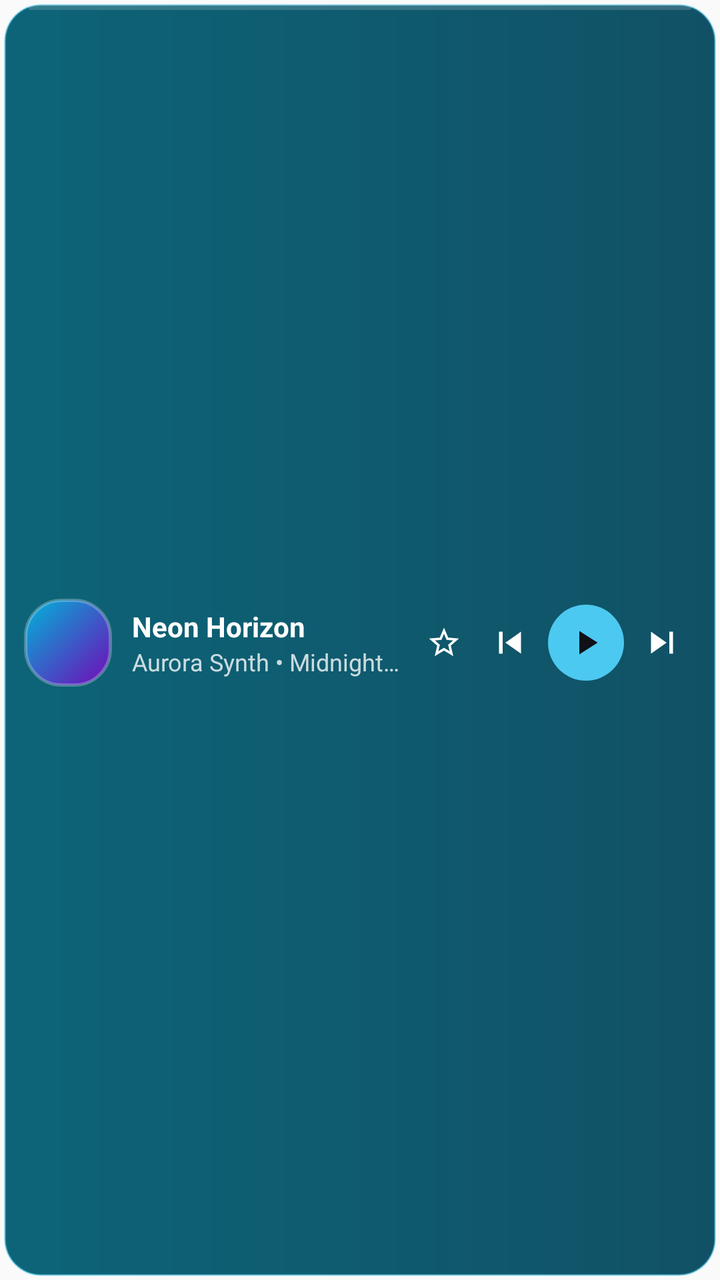
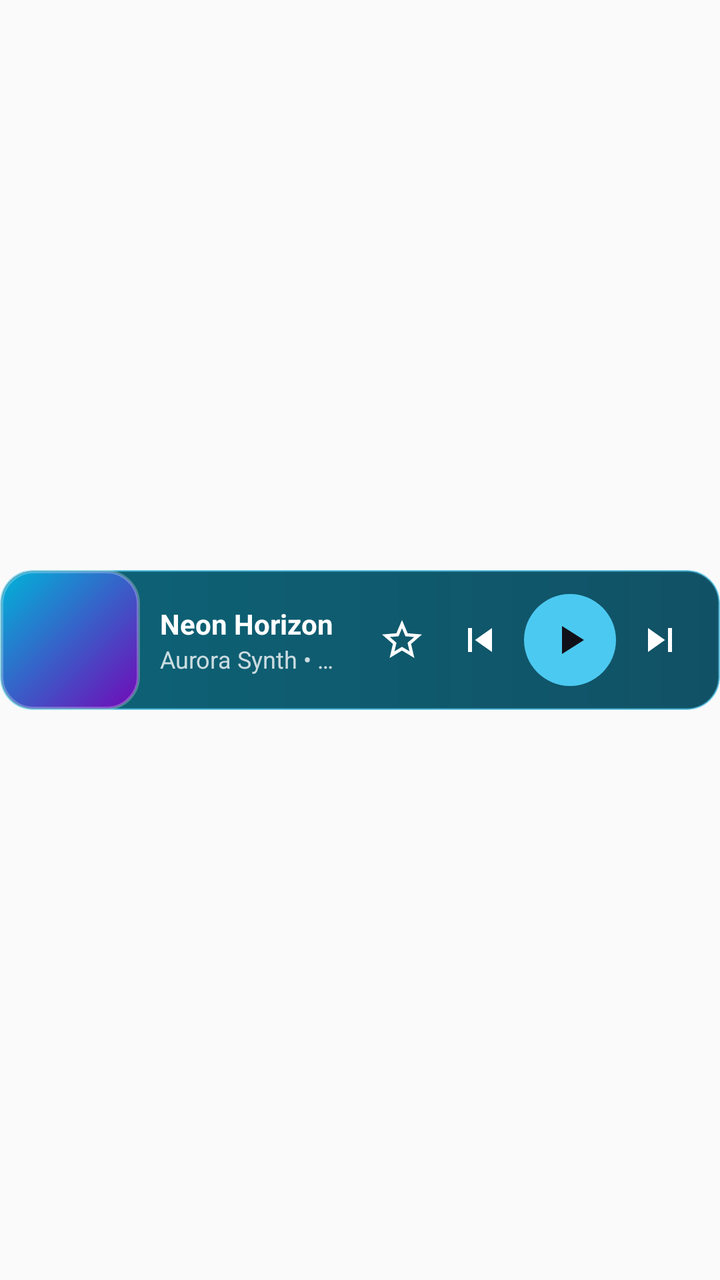

Screens rendered from an Android XML layout before and after an edit, with the pre-edit source and the edit as a unified diff.
<!-- AndroidManifest.xml: application theme Theme.Toolbox -->
<!-- res/layout/widget_music_mini_bar.xml -->
<?xml version="1.0" encoding="utf-8"?>
<FrameLayout xmlns:android="http://schemas.android.com/apk/res/android"
    android:id="@+id/widget_mini_root"
    android:layout_width="match_parent"
    android:layout_height="match_parent"
    android:padding="2dp">

    <ImageView
        android:id="@+id/widget_mini_background"
        android:layout_width="match_parent"
        android:layout_height="match_parent"
        android:contentDescription="@null"
        android:scaleType="fitXY"
        android:src="@drawable/bg_music_widget_mini_bar" />

    <LinearLayout
        android:id="@+id/widget_mini_content"
        android:layout_width="match_parent"
        android:layout_height="match_parent"
        android:orientation="vertical">

        <ProgressBar
            android:id="@+id/widget_mini_progress_bar"
            style="?android:attr/progressBarStyleHorizontal"
            android:layout_width="match_parent"
            android:layout_height="3dp"
            android:layout_marginStart="12dp"
            android:layout_marginEnd="12dp"
            android:max="1000"
            android:progress="0"
            android:progressDrawable="@drawable/bg_music_widget_progress" />

        <LinearLayout
            android:id="@+id/widget_mini_row"
            android:layout_width="match_parent"
            android:layout_height="0dp"
            android:layout_weight="1"
            android:gravity="center_vertical"
            android:orientation="horizontal"
            android:paddingStart="10dp"
            android:paddingTop="6dp"
            android:paddingEnd="10dp"
            android:paddingBottom="6dp">

            <ImageView
                android:id="@+id/widget_mini_album_art"
                android:layout_width="44dp"
                android:layout_height="44dp"
                android:contentDescription="Album Art"
                android:scaleType="fitXY"
                android:src="@drawable/bg_music_widget_artwork_placeholder" />

            <LinearLayout
                android:id="@+id/widget_mini_text_container"
                android:layout_width="0dp"
                android:layout_height="wrap_content"
                android:layout_marginStart="10dp"
                android:layout_marginEnd="6dp"
                android:layout_weight="1"
                android:orientation="vertical">

                <TextView
                    android:id="@+id/widget_mini_title"
                    android:layout_width="match_parent"
                    android:layout_height="wrap_content"
                    android:ellipsize="end"
                    android:maxLines="1"
                    android:text="Neon Horizon"
                    android:textColor="#FFFFFFFF"
                    android:textSize="14sp"
                    android:textStyle="bold" />

                <TextView
                    android:id="@+id/widget_mini_subtitle"
                    android:layout_width="match_parent"
                    android:layout_height="wrap_content"
                    android:ellipsize="end"
                    android:maxLines="1"
                    android:text="Aurora Synth • Midnight Odyssey"
                    android:textColor="#C7FFFFFF"
                    android:textSize="12sp" />
            </LinearLayout>

            <ImageView
                android:id="@+id/widget_mini_favorite_button"
                android:layout_width="32dp"
                android:layout_height="32dp"
                android:background="?android:attr/selectableItemBackgroundBorderless"
                android:contentDescription="Favorite"
                android:padding="7dp"
                android:scaleType="centerInside"
                android:src="@drawable/ic_media_favorite_off"
                android:tint="#CCFFFFFF" />

            <ImageView
                android:id="@+id/widget_mini_prev_button"
                android:layout_width="34dp"
                android:layout_height="34dp"
                android:background="?android:attr/selectableItemBackgroundBorderless"
                android:contentDescription="Previous track"
                android:padding="6dp"
                android:scaleType="centerInside"
                android:src="@drawable/ic_media_skip_previous"
                android:tint="#FFFFFFFF" />

            <FrameLayout
                android:id="@+id/widget_mini_play_pause_container"
                android:layout_width="38dp"
                android:layout_height="38dp"
                android:layout_marginStart="2dp"
                android:layout_marginEnd="2dp">

                <ImageView
                    android:id="@+id/widget_mini_play_pause_bg"
                    android:layout_width="match_parent"
                    android:layout_height="match_parent"
                    android:contentDescription="@null"
                    android:src="@drawable/bg_music_widget_circle"
                    android:tint="#FF4CC9F0" />

                <ImageView
                    android:id="@+id/widget_mini_play_pause_button"
                    android:layout_width="match_parent"
                    android:layout_height="match_parent"
                    android:background="?android:attr/selectableItemBackgroundBorderless"
                    android:contentDescription="Play"
                    android:padding="9dp"
                    android:scaleType="centerInside"
                    android:src="@drawable/ic_media_play"
                    android:tint="#FF101018" />
            </FrameLayout>

            <ImageView
                android:id="@+id/widget_mini_next_button"
                android:layout_width="34dp"
                android:layout_height="34dp"
                android:background="?android:attr/selectableItemBackgroundBorderless"
                android:contentDescription="Next track"
                android:padding="6dp"
                android:scaleType="centerInside"
                android:src="@drawable/ic_media_skip_next"
                android:tint="#FFFFFFFF" />
        </LinearLayout>
    </LinearLayout>
</FrameLayout>
<!-- resources referenced by this layout -->
<resources>
  <!-- drawable bg_music_widget_artwork_placeholder (drawable) -->
  <?xml version="1.0" encoding="utf-8"?>
  <shape xmlns:android="http://schemas.android.com/apk/res/android"
      android:shape="rectangle">
      <corners android:radius="18dp" />
      <gradient
          android:angle="315"
          android:startColor="#FF00B4D8"
          android:endColor="#FF7209B7"
          android:type="linear" />
      <stroke
          android:width="1.5dp"
          android:color="#40FFFFFF" />
  </shape>
  <!-- drawable bg_music_widget_circle (drawable) -->
  <?xml version="1.0" encoding="utf-8"?>
  <shape xmlns:android="http://schemas.android.com/apk/res/android"
      android:shape="oval">
      <solid android:color="#FFFFFFFF" />
  </shape>
  <!-- drawable bg_music_widget_mini_bar (drawable) -->
  <?xml version="1.0" encoding="utf-8"?>
  <shape xmlns:android="http://schemas.android.com/apk/res/android"
      android:shape="rectangle">
      <corners android:radius="18dp" />
      <gradient
          android:angle="0"
          android:startColor="#FF0D6478"
          android:endColor="#FF115165"
          android:type="linear" />
      <stroke
          android:width="1dp"
          android:color="#664CC9F0" />
  </shape>
  <!-- drawable bg_music_widget_progress (drawable) -->
  <?xml version="1.0" encoding="utf-8"?>
  <layer-list xmlns:android="http://schemas.android.com/apk/res/android">
      <item android:id="@android:id/background">
          <shape android:shape="rectangle">
              <corners android:radius="1.5dp" />
              <solid android:color="#29FFFFFF" />
          </shape>
      </item>
      <item android:id="@android:id/progress">
          <scale android:scaleWidth="100%">
              <shape android:shape="rectangle">
                  <corners android:radius="1.5dp" />
                  <solid android:color="#FF4CC9F0" />
              </shape>
          </scale>
      </item>
  </layer-list>
  <!-- drawable ic_media_favorite_off (drawable) -->
  <vector xmlns:android="http://schemas.android.com/apk/res/android"
      android:width="24dp"
      android:height="24dp"
      android:viewportWidth="24"
      android:viewportHeight="24">
      <path
          android:fillColor="#FFFFFFFF"
          android:pathData="M22,9.24l-7.19,-0.62L12,2 9.19,8.63 2,9.24l5.46,4.73L5.82,21 12,17.27 18.18,21l-1.63,-7.03L22,9.24zM12,15.4l-3.76,2.27 1,-4.28 -3.32,-2.88 4.38,-0.38L12,6.1l1.71,4.04 4.38,0.38 -3.32,2.88 1,4.28L12,15.4z" />
  </vector>
  <!-- drawable ic_media_play (drawable) -->
  <vector xmlns:android="http://schemas.android.com/apk/res/android"
      android:width="24dp"
      android:height="24dp"
      android:viewportWidth="24"
      android:viewportHeight="24">
      <path
          android:fillColor="#FFFFFFFF"
          android:pathData="M8,5v14l11,-7z" />
  </vector>
  <!-- drawable ic_media_skip_next (drawable) -->
  <vector xmlns:android="http://schemas.android.com/apk/res/android"
      android:width="24dp"
      android:height="24dp"
      android:viewportWidth="24"
      android:viewportHeight="24">
      <path
          android:fillColor="#FFFFFFFF"
          android:pathData="M6,18l8.5,-6L6,6v12zM16,6v12h2L18,6h-2z" />
  </vector>
  <!-- drawable ic_media_skip_previous (drawable) -->
  <vector xmlns:android="http://schemas.android.com/apk/res/android"
      android:width="24dp"
      android:height="24dp"
      android:viewportWidth="24"
      android:viewportHeight="24">
      <path
          android:fillColor="#FFFFFFFF"
          android:pathData="M6,6h2v12L6,18zM9.5,12l8.5,6L18,6z" />
  </vector>
  <style name="Theme.Toolbox" parent="android:Theme.Material.Light.NoActionBar" />
</resources>

<!-- the commit's change to res/layout/widget_music_mini_bar.xml (unified diff, before → after) -->
@@ -1,53 +1,42 @@
 <?xml version="1.0" encoding="utf-8"?>
 <FrameLayout xmlns:android="http://schemas.android.com/apk/res/android"
-    android:id="@+id/widget_mini_root"
     android:layout_width="match_parent"
-    android:layout_height="match_parent"
-    android:padding="2dp">
+    android:layout_height="match_parent">
 
-    <ImageView
-        android:id="@+id/widget_mini_background"
+    <FrameLayout
+        android:id="@+id/widget_mini_root"
         android:layout_width="match_parent"
-        android:layout_height="match_parent"
-        android:contentDescription="@null"
-        android:scaleType="fitXY"
-        android:src="@drawable/bg_music_widget_mini_bar" />
+        android:layout_height="70dp"
+        android:layout_gravity="center_vertical"
+        android:background="@drawable/bg_music_widget_mini_bar"
+        android:clipToOutline="true">
 
-    <LinearLayout
-        android:id="@+id/widget_mini_content"
-        android:layout_width="match_parent"
-        android:layout_height="match_parent"
-        android:orientation="vertical">
-
-        <ProgressBar
-            android:id="@+id/widget_mini_progress_bar"
-            style="?android:attr/progressBarStyleHorizontal"
+        <ImageView
+            android:id="@+id/widget_mini_background"
             android:layout_width="match_parent"
-            android:layout_height="3dp"
-            android:layout_marginStart="12dp"
-            android:layout_marginEnd="12dp"
-            android:max="1000"
-            android:progress="0"
-            android:progressDrawable="@drawable/bg_music_widget_progress" />
+            android:layout_height="match_parent"
+            android:contentDescription="@null"
+            android:scaleType="fitXY"
+            android:src="@drawable/bg_music_widget_mini_bar" />
 
         <LinearLayout
             android:id="@+id/widget_mini_row"
             android:layout_width="match_parent"
-            android:layout_height="0dp"
-            android:layout_weight="1"
+            android:layout_height="match_parent"
             android:gravity="center_vertical"
             android:orientation="horizontal"
-            android:paddingStart="10dp"
-            android:paddingTop="6dp"
+            android:paddingStart="0dp"
+            android:paddingTop="0dp"
             android:paddingEnd="10dp"
-            android:paddingBottom="6dp">
+            android:paddingBottom="0dp">
 
             <ImageView
                 android:id="@+id/widget_mini_album_art"
-                android:layout_width="44dp"
-                android:layout_height="44dp"
+                android:layout_width="70dp"
+                android:layout_height="match_parent"
+                android:adjustViewBounds="true"
                 android:contentDescription="Album Art"
-                android:scaleType="fitXY"
+                android:scaleType="fitCenter"
                 android:src="@drawable/bg_music_widget_artwork_placeholder" />
 
             <LinearLayout
@@ -83,8 +72,8 @@
 
             <ImageView
                 android:id="@+id/widget_mini_favorite_button"
-                android:layout_width="32dp"
-                android:layout_height="32dp"
+                android:layout_width="38dp"
+                android:layout_height="38dp"
                 android:background="?android:attr/selectableItemBackgroundBorderless"
                 android:contentDescription="Favorite"
                 android:padding="7dp"
@@ -94,8 +83,8 @@
 
             <ImageView
                 android:id="@+id/widget_mini_prev_button"
-                android:layout_width="34dp"
-                android:layout_height="34dp"
+                android:layout_width="40dp"
+                android:layout_height="40dp"
                 android:background="?android:attr/selectableItemBackgroundBorderless"
                 android:contentDescription="Previous track"
                 android:padding="6dp"
@@ -105,8 +94,8 @@
 
             <FrameLayout
                 android:id="@+id/widget_mini_play_pause_container"
-                android:layout_width="38dp"
-                android:layout_height="38dp"
+                android:layout_width="46dp"
+                android:layout_height="46dp"
                 android:layout_marginStart="2dp"
                 android:layout_marginEnd="2dp">
 
@@ -124,7 +113,7 @@
                     android:layout_height="match_parent"
                     android:background="?android:attr/selectableItemBackgroundBorderless"
                     android:contentDescription="Play"
-                    android:padding="9dp"
+                    android:padding="10dp"
                     android:scaleType="centerInside"
                     android:src="@drawable/ic_media_play"
                     android:tint="#FF101018" />
@@ -132,8 +121,8 @@
 
             <ImageView
                 android:id="@+id/widget_mini_next_button"
-                android:layout_width="34dp"
-                android:layout_height="34dp"
+                android:layout_width="40dp"
+                android:layout_height="40dp"
                 android:background="?android:attr/selectableItemBackgroundBorderless"
                 android:contentDescription="Next track"
                 android:padding="6dp"
@@ -141,5 +130,5 @@
                 android:src="@drawable/ic_media_skip_next"
                 android:tint="#FFFFFFFF" />
         </LinearLayout>
-    </LinearLayout>
+    </FrameLayout>
 </FrameLayout>
<!-- resource entries referenced after the edit -->
@@ -4,7 +4,7 @@
   <?xml version="1.0" encoding="utf-8"?>
   <shape xmlns:android="http://schemas.android.com/apk/res/android"
       android:shape="rectangle">
-      <corners android:radius="18dp" />
+      <corners android:radius="16dp" />
       <gradient
           android:angle="315"
           android:startColor="#FF00B4D8"
@@ -24,7 +24,7 @@
   <?xml version="1.0" encoding="utf-8"?>
   <shape xmlns:android="http://schemas.android.com/apk/res/android"
       android:shape="rectangle">
-      <corners android:radius="18dp" />
+      <corners android:radius="16dp" />
       <gradient
           android:angle="0"
           android:startColor="#FF0D6478"
@@ -34,24 +34,6 @@
           android:width="1dp"
           android:color="#664CC9F0" />
   </shape>
-  <!-- drawable bg_music_widget_progress (drawable) -->
-  <?xml version="1.0" encoding="utf-8"?>
-  <layer-list xmlns:android="http://schemas.android.com/apk/res/android">
-      <item android:id="@android:id/background">
-          <shape android:shape="rectangle">
-              <corners android:radius="1.5dp" />
-              <solid android:color="#29FFFFFF" />
-          </shape>
-      </item>
-      <item android:id="@android:id/progress">
-          <scale android:scaleWidth="100%">
-              <shape android:shape="rectangle">
-                  <corners android:radius="1.5dp" />
-                  <solid android:color="#FF4CC9F0" />
-              </shape>
-          </scale>
-      </item>
-  </layer-list>
   <!-- drawable ic_media_favorite_off (drawable) -->
   <vector xmlns:android="http://schemas.android.com/apk/res/android"
       android:width="24dp"
